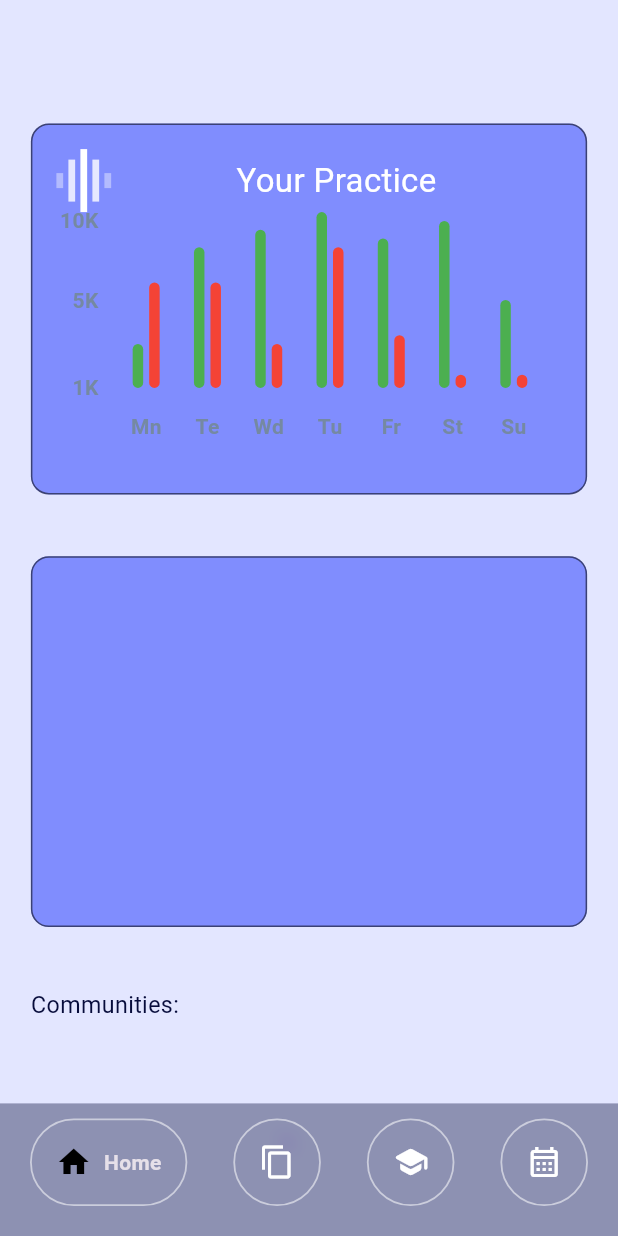
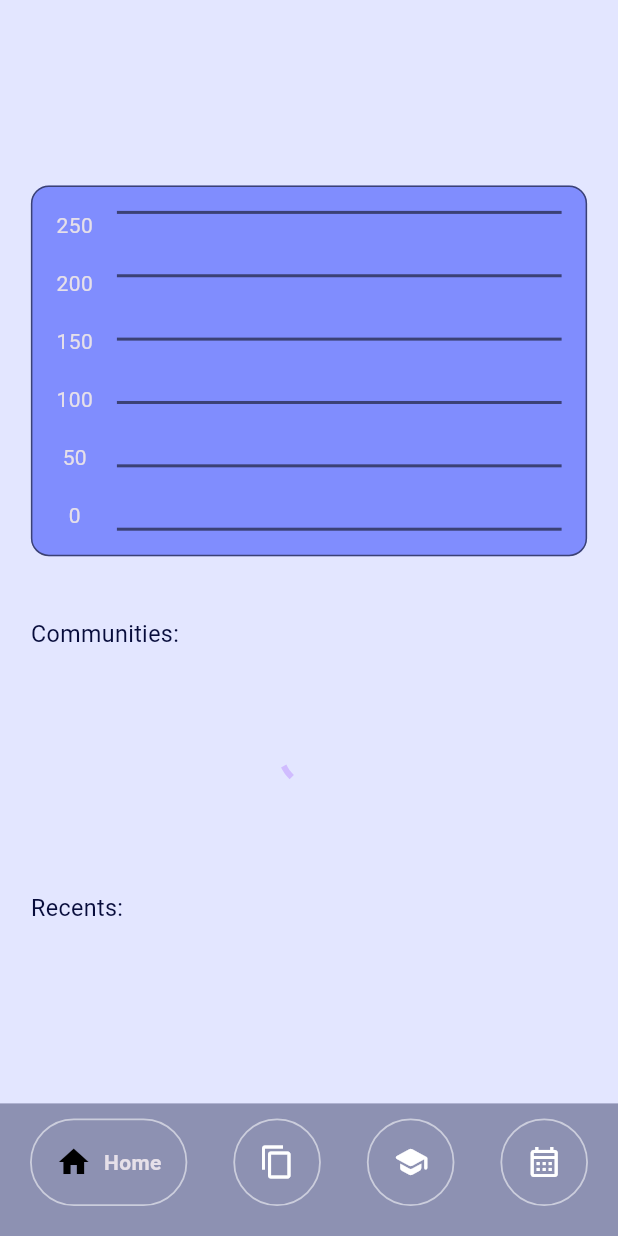
Before and after one commit to skillsetdev/cogniquiz_app, a Flutter app: the screen it shows once a user with an empty profile is signed in, on a phone screen of 412 x 824 dp. Run offline on Flutter 3.47's test engine with Material 3 defaults, Android fonts, the phone set to English and light mode, and no system bars; drawn by our look-alikes of fl_chart, google_nav_bar; our stand-ins replace appinio_swiper, carousel_slider, cloud_firestore, firebase_auth, firebase_core, flip_card and 2 more; accounts and stored records are empty.

Commit message:
AddedcGradation to the Graph

```diff
--- a/lib/pages/bar_graph.dart
+++ /dev/null
@@ -1,259 +0,0 @@
-import 'package:fl_chart/fl_chart.dart';
-import 'package:flutter/material.dart';
-
-class BarChartSample2 extends StatefulWidget {
-  BarChartSample2({super.key});
-  final Color leftBarColor = Colors.green;
-  final Color rightBarColor = Colors.red;
-  final Color avgColor = Colors.orange;
-  @override
-  State<StatefulWidget> createState() => BarChartSample2State();
-}
-
-class BarChartSample2State extends State<BarChartSample2> {
-  final double width = 7;
-
-  late List<BarChartGroupData> rawBarGroups;
-  late List<BarChartGroupData> showingBarGroups;
-
-  int touchedGroupIndex = -1;
-
-  @override
-  void initState() {
-    super.initState();
-    final barGroup1 = makeGroupData(0, 5, 12);
-    final barGroup2 = makeGroupData(1, 16, 12);
-    final barGroup3 = makeGroupData(2, 18, 5);
-    final barGroup4 = makeGroupData(3, 20, 16);
-    final barGroup5 = makeGroupData(4, 17, 6);
-    final barGroup6 = makeGroupData(5, 19, 1.5);
-    final barGroup7 = makeGroupData(6, 10, 1.5);
-
-    final items = [
-      barGroup1,
-      barGroup2,
-      barGroup3,
-      barGroup4,
-      barGroup5,
-      barGroup6,
-      barGroup7,
-    ];
-
-    rawBarGroups = items;
-
-    showingBarGroups = rawBarGroups;
-  }
-
-  @override
-  Widget build(BuildContext context) {
-    return AspectRatio(
-      aspectRatio: 3,
-      child: Padding(
-        padding: const EdgeInsets.all(16),
-        child: Column(
-          crossAxisAlignment: CrossAxisAlignment.stretch,
-          children: <Widget>[
-            Row(
-              mainAxisSize: MainAxisSize.min,
-              children: <Widget>[
-                makeTransactionsIcon(),
-                Spacer(),
-                const Text(
-                  'Your Practice',
-                  style: TextStyle(color: Colors.white, fontSize: 22),
-                ),
-                Spacer(),
-              ],
-            ),
-            Expanded(
-              child: BarChart(
-                BarChartData(
-                  maxY: 20,
-                  barTouchData: BarTouchData(
-                    touchTooltipData: BarTouchTooltipData(
-                      tooltipBgColor: Colors.grey,
-                      getTooltipItem: (a, b, c, d) => null,
-                    ),
-                    touchCallback: (FlTouchEvent event, response) {
-                      if (response == null || response.spot == null) {
-                        setState(() {
-                          touchedGroupIndex = -1;
-                          showingBarGroups = List.of(rawBarGroups);
-                        });
-                        return;
-                      }
-
-                      touchedGroupIndex = response.spot!.touchedBarGroupIndex;
-
-                      setState(() {
-                        if (!event.isInterestedForInteractions) {
-                          touchedGroupIndex = -1;
-                          showingBarGroups = List.of(rawBarGroups);
-                          return;
-                        }
-                        showingBarGroups = List.of(rawBarGroups);
-                        if (touchedGroupIndex != -1) {
-                          var sum = 0.0;
-                          for (final rod in showingBarGroups[touchedGroupIndex].barRods) {
-                            sum += rod.toY;
-                          }
-                          final avg = sum / showingBarGroups[touchedGroupIndex].barRods.length;
-
-                          showingBarGroups[touchedGroupIndex] = showingBarGroups[touchedGroupIndex].copyWith(
-                            barRods: showingBarGroups[touchedGroupIndex].barRods.map((rod) {
-                              return rod.copyWith(toY: avg, color: widget.avgColor);
-                            }).toList(),
-                          );
-                        }
-                      });
-                    },
-                  ),
-                  titlesData: FlTitlesData(
-                    show: true,
-                    rightTitles: const AxisTitles(
-                      sideTitles: SideTitles(showTitles: false),
-                    ),
-                    topTitles: const AxisTitles(
-                      sideTitles: SideTitles(showTitles: false),
-                    ),
-                    bottomTitles: AxisTitles(
-                      sideTitles: SideTitles(
-                        showTitles: true,
-                        getTitlesWidget: bottomTitles,
-                        reservedSize: 42,
-                      ),
-                    ),
-                    leftTitles: AxisTitles(
-                      sideTitles: SideTitles(
-                        showTitles: true,
-                        reservedSize: 28,
-                        interval: 1,
-                        getTitlesWidget: leftTitles,
-                      ),
-                    ),
-                  ),
-                  borderData: FlBorderData(
-                    show: false,
-                  ),
-                  barGroups: showingBarGroups,
-                  gridData: const FlGridData(show: false),
-                ),
-              ),
-            ),
-            const SizedBox(
-              height: 12,
-            ),
-          ],
-        ),
-      ),
-    );
-  }
-
-  Widget leftTitles(double value, TitleMeta meta) {
-    const style = TextStyle(
-      color: Color(0xff7589a2),
-      fontWeight: FontWeight.bold,
-      fontSize: 14,
-    );
-    String text;
-    if (value == 0) {
-      text = '1K';
-    } else if (value == 10) {
-      text = '5K';
-    } else if (value == 19) {
-      text = '10K';
-    } else {
-      return Container();
-    }
-    return SideTitleWidget(
-      axisSide: meta.axisSide,
-      space: 0,
-      child: Text(text, style: style),
-    );
-  }
-
-  Widget bottomTitles(double value, TitleMeta meta) {
-    final titles = <String>['Mn', 'Te', 'Wd', 'Tu', 'Fr', 'St', 'Su'];
-
-    final Widget text = Text(
-      titles[value.toInt()],
-      style: const TextStyle(
-        color: Color(0xff7589a2),
-        fontWeight: FontWeight.bold,
-        fontSize: 14,
-      ),
-    );
-
-    return SideTitleWidget(
-      axisSide: meta.axisSide,
-      space: 16, //margin top
-      child: text,
-    );
-  }
-
-  BarChartGroupData makeGroupData(int x, double y1, double y2) {
-    return BarChartGroupData(
-      barsSpace: 4,
-      x: x,
-      barRods: [
-        BarChartRodData(
-          toY: y1,
-          color: widget.leftBarColor,
-          width: width,
-        ),
-        BarChartRodData(
-          toY: y2,
-          color: widget.rightBarColor,
-          width: width,
-        ),
-      ],
-    );
-  }
-
-  Widget makeTransactionsIcon() {
-    const width = 4.5;
-    const space = 3.5;
-    return Row(
-      mainAxisSize: MainAxisSize.min,
-      children: <Widget>[
-        Container(
-          width: width,
-          height: 10,
-          color: Colors.white.withOpacity(0.4),
-        ),
-        const SizedBox(
-          width: space,
-        ),
-        Container(
-          width: width,
-          height: 28,
-          color: Colors.white.withOpacity(0.8),
-        ),
-        const SizedBox(
-          width: space,
-        ),
-        Container(
-          width: width,
-          height: 42,
-          color: Colors.white.withOpacity(1),
-        ),
-        const SizedBox(
-          width: space,
-        ),
-        Container(
-          width: width,
-          height: 28,
-          color: Colors.white.withOpacity(0.8),
-        ),
-        const SizedBox(
-          width: space,
-        ),
-        Container(
-          width: width,
-          height: 10,
-          color: Colors.white.withOpacity(0.4),
-        ),
-      ],
-    );
-  }
-}
--- a/lib/pages/home_page.dart
+++ b/lib/pages/home_page.dart
@@ -3,7 +3,6 @@
 import 'package:cloud_firestore/cloud_firestore.dart';
 import 'package:firebase_auth/firebase_auth.dart';
 import 'package:flashcards/app_data.dart';
-import 'package:flashcards/pages/bar_graph.dart';
 import 'package:flashcards/pages/cardstack_page.dart';
 import 'package:flashcards/pages/community_page.dart';
 import 'package:flashcards/pages/stat_graph.dart';
@@ -55,25 +54,6 @@
               SizedBox(
                 height: screenHeight * 0.1,
               ),
-              GestureDetector(
-                onTap: () {
-                  Navigator.push(context, MaterialPageRoute(builder: (context) => BarChartSample2()));
-                },
-                child: Container(
-                  //current streak
-                  //completed cards 12/100
-                  margin: EdgeInsets.symmetric(horizontal: screenWidth * 0.05),
-                  height: screenHeight * 0.3,
-                  decoration: BoxDecoration(
-                      border: Border.all(color: isDarkMode(context) ? Colors.white24 : Colors.black54, width: 1),
-                      color: !isDarkMode(context)
-                          ? Color.fromARGB(255, 128, 141, 254)
-                          //Color.fromARGB(255, 100, 109, 227)
-                          : Color.fromARGB(255, 72, 80, 197),
-                      borderRadius: BorderRadius.circular(12)),
-                  child: BarChartSample2(),
-                ),
-              ),
               SizedBox(
                 height: screenHeight * 0.05,
               ),
@@ -91,7 +71,7 @@
                           //Color.fromARGB(255, 100, 109, 227)
                           : Color.fromARGB(255, 72, 80, 197),
                       borderRadius: BorderRadius.circular(12)),
-                  child: StatGraph(),
+                  child: StatGraph(widgetHeight: screenHeight * 0.3),
                 ),
               ),
               SizedBox(
--- a/lib/pages/nav_page.dart
+++ b/lib/pages/nav_page.dart
@@ -74,7 +74,7 @@
                   tabBorder: Border.all(color: Colors.white54, width: 1.2),
                   padding: EdgeInsets.all(16),
                   tabMargin: EdgeInsets.only(bottom: 5),
-                  curve: Curves.easeOutExpo,
+                  curve: Curves.linear, //easeOutExpo
                   tabs: [
                     GButton(
                       icon: Icons.home,
--- a/lib/pages/stat_graph.dart
+++ b/lib/pages/stat_graph.dart
@@ -1,11 +1,11 @@
 import 'dart:ui';
-
 import 'package:flashcards/app_data.dart';
 import 'package:flutter/material.dart';
 import 'package:provider/provider.dart';
 
 class StatGraph extends StatefulWidget {
-  const StatGraph({super.key});
+  const StatGraph({required this.widgetHeight, super.key});
+  final widgetHeight;
 
   @override
   State<StatGraph> createState() => _StatGraphState();
@@ -13,15 +13,86 @@
 
 class _StatGraphState extends State<StatGraph> {
   late AppData appData;
+  late double graphHeight;
+
+  bool isDarkMode(BuildContext context) {
+    return MediaQuery.of(context).platformBrightness == Brightness.dark;
+  }
+
   @override
   void didChangeDependencies() {
     appData = Provider.of<AppData>(context);
+    graphHeight = widget.widgetHeight - 16 * 2;
     super.didChangeDependencies();
   }
 
   @override
   Widget build(BuildContext context) {
-    return ListView.builder(
+    return Padding(
+      padding: const EdgeInsets.all(16),
+      child: Row(
+        children: [
+          Column(
+            children: [
+              Text('250'),
+              Spacer(),
+              Text('200'),
+              Spacer(),
+              Text('150'),
+              Spacer(),
+              Text('100'),
+              Spacer(),
+              Text('50'),
+              Spacer(),
+              Text('0'),
+            ],
+          ),
+          SizedBox(
+            width: 16,
+          ),
+          Expanded(
+            child: Stack(
+              children: [
+                Column(
+                  children: [
+                    Container(
+                      decoration: BoxDecoration(
+                        border: Border.all(color: isDarkMode(context) ? Colors.white24 : Colors.black54, width: 1),
+                      ),
+                    ),
+                    Spacer(),
+                    Container(
+                      decoration: BoxDecoration(
+                        border: Border.all(color: isDarkMode(context) ? Colors.white24 : Colors.black54, width: 1),
+                      ),
+                    ),
+                    Spacer(),
+                    Container(
+                      decoration: BoxDecoration(
+                        border: Border.all(color: isDarkMode(context) ? Colors.white24 : Colors.black54, width: 1),
+                      ),
+                    ),
+                    Spacer(),
+                    Container(
+                      decoration: BoxDecoration(
+                        border: Border.all(color: isDarkMode(context) ? Colors.white24 : Colors.black54, width: 1),
+                      ),
+                    ),
+                    Spacer(),
+                    Container(
+                      decoration: BoxDecoration(
+                        border: Border.all(color: isDarkMode(context) ? Colors.white24 : Colors.black54, width: 1),
+                      ),
+                    ),
+                    Spacer(),
+                    Container(
+                      decoration: BoxDecoration(
+                        border: Border.all(color: isDarkMode(context) ? Colors.white24 : Colors.black54, width: 1),
+                      ),
+                    ),
+                  ],
+                ),
+                ListView.builder(
                   scrollDirection: Axis.horizontal,
                   itemCount: appData.cardsStatCount.length,
                   itemBuilder: (context, index) {
@@ -30,13 +101,13 @@
                     List<double> value = appData.cardsStatCount[key] ?? [];
                     if (appData.cardsStatCount.length != 0) {
                       return Padding(
-              padding: const EdgeInsets.all(16),
+                          padding: EdgeInsets.fromLTRB(0, 0, 10, 0),
                           child: Row(
                             mainAxisAlignment: MainAxisAlignment.start,
                             crossAxisAlignment: CrossAxisAlignment.end,
                             children: [
                               Container(
-                    height: value[1] * 10,
+                                height: value[1] * (graphHeight / 250),
                                 width: 10,
                                 decoration: BoxDecoration(
                                   color: Colors.green,
@@ -47,7 +118,7 @@
                                 width: 5,
                               ),
                               Container(
-                    height: (value[2] + value[3]) * 10,
+                                height: (value[2] + value[3]) * (graphHeight / 250),
                                 width: 10,
                                 decoration: BoxDecoration(
                                   color: Colors.red,
@@ -67,6 +138,12 @@
                       return Center(child: Text("No Data"));
                     }
                   },
+                ),
+              ],
+            ),
+          ),
+        ],
+      ),
     );
   }
 }
```
Lines whose indentation alone changed are shown as unchanged.
